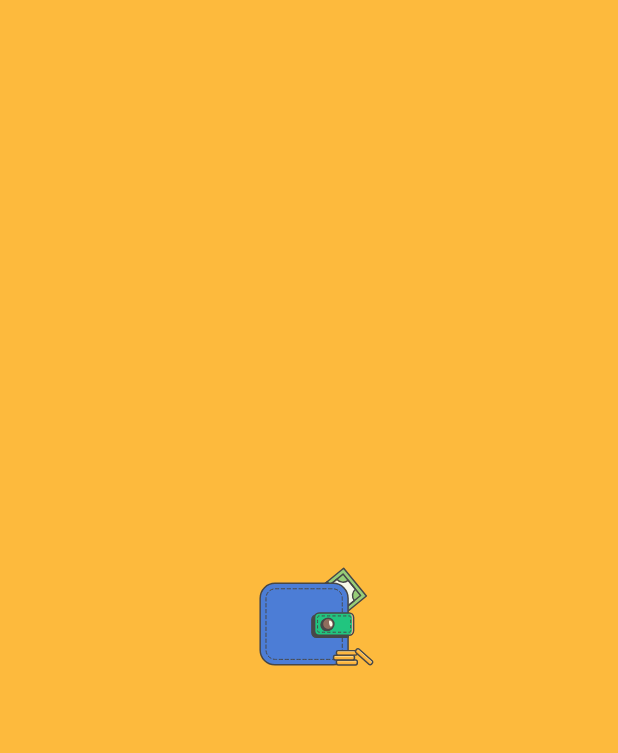
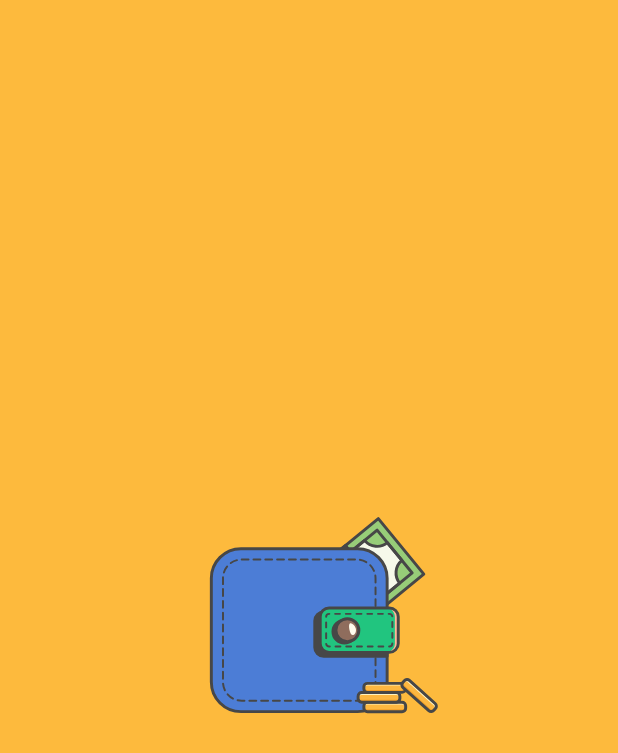
Before and after one commit to NenPhan/heodat, a Flutter app: the screen it shows after launch, on a phone screen of 412 x 824 dp. Shown: the top 753 px of the screen. Run offline on Flutter 3.47's test engine with Material 2 defaults, Android fonts, the light colour scheme and no system bars; our stand-ins replace cloud_firestore, equatable, firebase_core, flutter_bloc, lottie; accounts and stored records are empty.

Commit message:
update splash bgr color

```diff
--- a/lib/core/config/heo_theme.dart
+++ b/lib/core/config/heo_theme.dart
@@ -1,6 +1,7 @@
 import 'package:flutter/material.dart';
 import 'package:flutter/services.dart';
 import 'package:flutter_bloc/flutter_bloc.dart';
+import 'package:heodat/core/utils/classes/app_color.dart';
 import 'package:heodat/core/utils/classes/heo_color.dart';
 
 class ThemeCubit extends Cubit<ThemeMode> {
@@ -28,8 +29,8 @@ TextTheme textTheme(context) => Theme.of(context).textTheme;
 ThemeData theme(context) => Theme.of(context);
 
 class HeoThemes {
-  static final darkTheme = ThemeData(
-    primarySwatch: getMaterialColor(HeoColor.mainColorList[0]),
+  static final darkTheme = ThemeData.dark().copyWith(
+    // primarySwatch: getMaterialColor(HeoColor.mainColorList[0]),
     primaryColor: HeoColor.mainColor,
     scaffoldBackgroundColor: HeoColor.bgr1Dark,
     cardColor: HeoColor.bgr2Dark,
@@ -64,10 +65,11 @@ class HeoThemes {
         color: Colors.white,
       ),
     ),
+    extensions: [AppColors(splashBgr: HeoColor.bgr1Dark)],
   );
 
-  static final lightTheme = ThemeData(
-    primarySwatch: getMaterialColor(HeoColor.mainColor),
+  static final lightTheme = ThemeData.light().copyWith(
+    // primarySwatch: getMaterialColor(HeoColor.mainColor),
     primaryColor: HeoColor.mainColor,
     scaffoldBackgroundColor: HeoColor.bgr1,
     cardColor: HeoColor.bgr2,
@@ -101,5 +103,6 @@ class HeoThemes {
         color: HeoColor.mainColor,
       ),
     ),
+    extensions: [AppColors(splashBgr: HeoColor.mainColorList[3])],
   );
 }
--- /dev/null
+++ b/lib/core/utils/classes/app_color.dart
@@ -0,0 +1,28 @@
+import 'package:flutter/material.dart';
+
+class AppColors extends ThemeExtension<AppColors> {
+  final Color? splashBgr;
+  const AppColors({
+    required this.splashBgr,
+  });
+  @override
+  AppColors copyWith({
+    Color? splashBgr,
+    Color? color2,
+    Color? color3,
+  }) {
+    return AppColors(
+      splashBgr: splashBgr ?? this.splashBgr,
+    );
+  }
+
+  @override
+  AppColors lerp(ThemeExtension<AppColors>? other, double t) {
+    if (other is! AppColors) {
+      return this;
+    }
+    return AppColors(
+      splashBgr: Color.lerp(splashBgr, other.splashBgr, t),
+    );
+  }
+}
--- a/lib/src/app/widgets/loading_page.dart
+++ b/lib/src/app/widgets/loading_page.dart
@@ -1,6 +1,6 @@
 import 'package:flutter/material.dart';
+import 'package:heodat/core/utils/classes/app_color.dart';
 import 'package:heodat/core/utils/classes/asset.dart';
-import 'package:heodat/core/utils/classes/heo_color.dart';
 import 'package:heodat/core/widgets/heo_page.dart';
 import 'package:heodat/core/widgets/sz.dart';
 import 'package:lottie/lottie.dart';
@@ -12,9 +12,11 @@ class LoadingPage extends HeoSlPage {
   Widget child(BuildContext context) {
     return Scaffold(
       body: Container(
-        color: HeoColor.mainColorList[3],
+        color: Theme.of(context).extension<AppColors>()!.splashBgr,
         child: Center(
-          child: sz(w: scrSize(context).width * 0.3, child: Lottie.asset(Assets.lotties.wallet)),
+          child: sz(
+              w: (scrSize(context).width + scrSize(context).height) / 2 * 0.4,
+              child: Lottie.asset(Assets.lotties.wallet)),
         ),
       ),
     );
```
